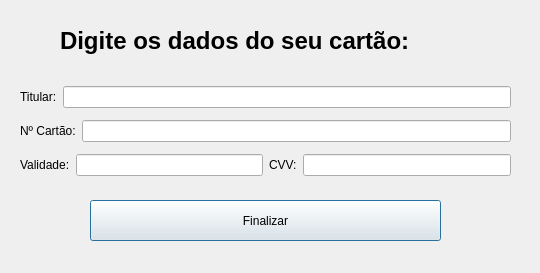
Above: clientes/telaPagamento/pagamentotela.ui from ViniiGabriel/hotelQT before the change. Below: the same form after it.
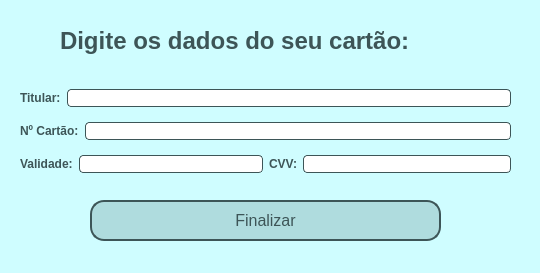
That is the form after the change.

What changed in the file:
```diff
--- a/clientes/telaPagamento/pagamentotela.ui
+++ b/clientes/telaPagamento/pagamentotela.ui
@@ -13,6 +13,34 @@
   <property name="windowTitle">
    <string>Tela de pagamento</string>
   </property>
+  <property name="styleSheet">
+   <string notr="true">QDialog{
+	background-color: #cffdff;
+}
+
+QPushButton{
+	background-color: #afdcde;
+	border-radius: 14px;
+	border: 2px solid #3d5557;
+	color: #3d5557;
+	font-size: 16px;
+}
+
+QPushButton::hover{
+	background-color: #b9faf4;
+}
+
+QLabel{
+	color: #3d5557;
+	font-weight: bold;
+}
+
+QLineEdit {
+	border-radius: 4px;
+	border: 1px solid #3d5557
+}
+</string>
+  </property>
   <widget class="QLabel" name="label">
    <property name="geometry">
     <rect>
```
